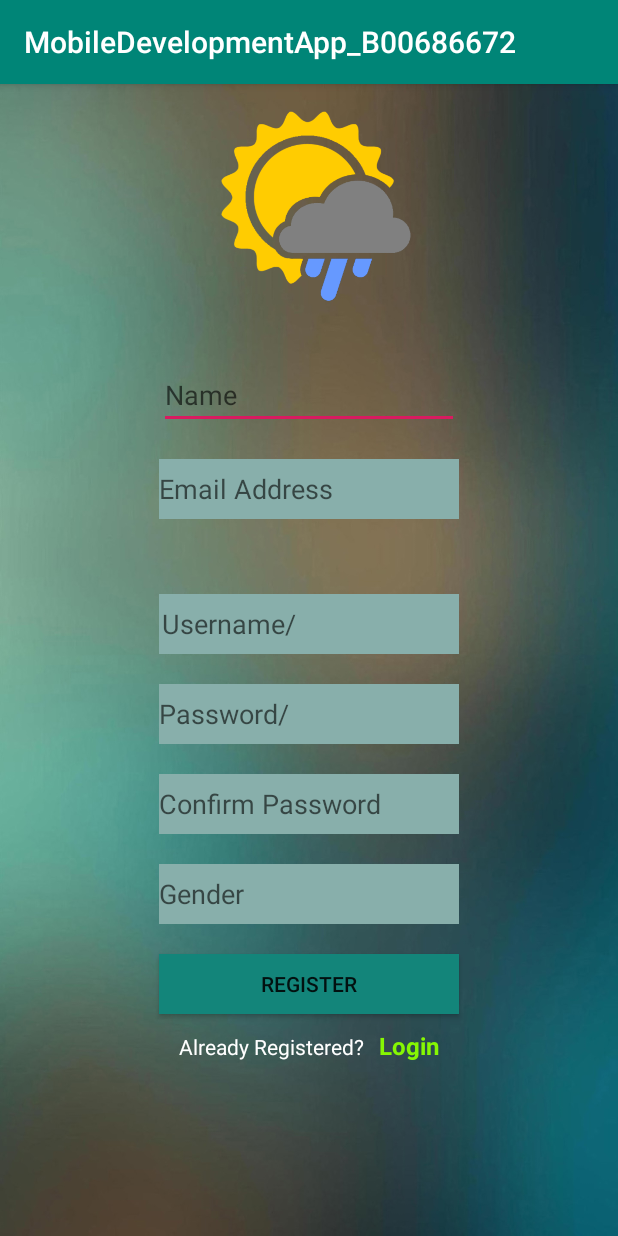
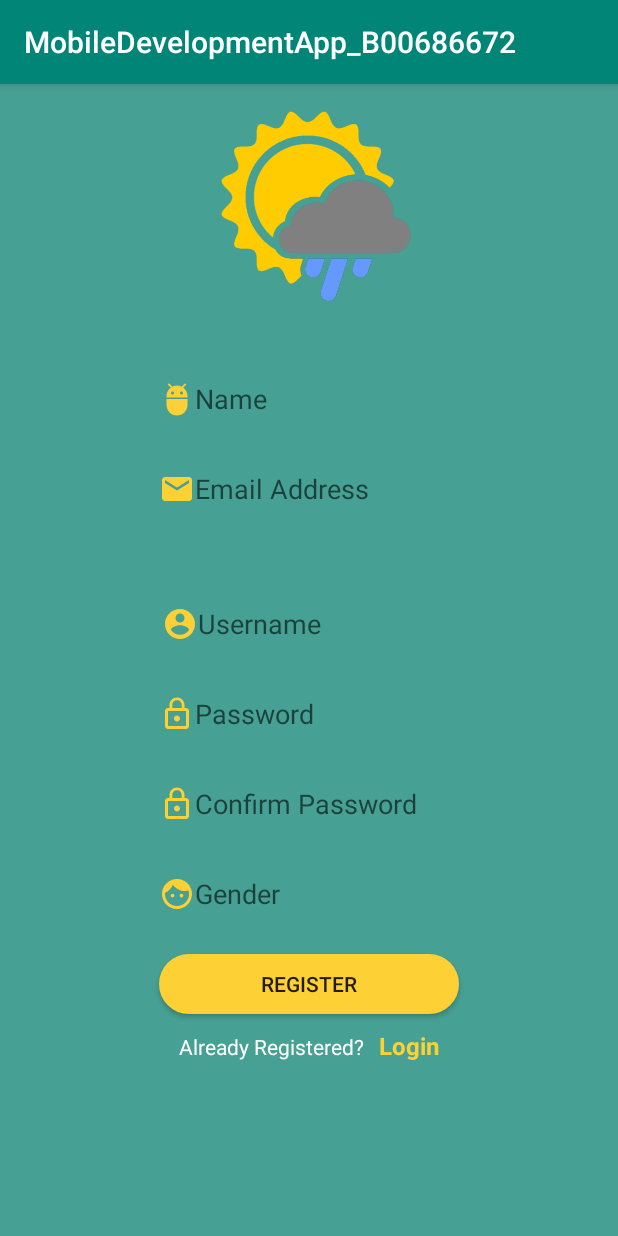
Before and after one commit to paulleonard95/MobileDevelopmentApp_B00686672, an Android app: the RegisterActivity screen opened directly, with no data from a screen before it, on a phone screen of 412 x 824 dp. Run offline under Robolectric (Android 15) with nearby library versions, the phone set to English and light mode, and no system bars.

Commit message:
register page upgrade

```diff
--- /dev/null
+++ b/app/src/main/res/drawable/yellow_email.xml
@@ -0,0 +1,5 @@
+<vector android:height="24dp" android:tint="#FDD036"
+    android:viewportHeight="24.0" android:viewportWidth="24.0"
+    android:width="24dp" xmlns:android="http://schemas.android.com/apk/res/android">
+    <path android:fillColor="#FF000000" android:pathData="M20,4L4,4c-1.1,0 -1.99,0.9 -1.99,2L2,18c0,1.1 0.9,2 2,2h16c1.1,0 2,-0.9 2,-2L22,6c0,-1.1 -0.9,-2 -2,-2zM20,8l-8,5 -8,-5L4,6l8,5 8,-5v2z"/>
+</vector>
--- /dev/null
+++ b/app/src/main/res/drawable/yellow_face.xml
@@ -0,0 +1,5 @@
+<vector android:height="24dp" android:tint="#FDD036"
+    android:viewportHeight="24.0" android:viewportWidth="24.0"
+    android:width="24dp" xmlns:android="http://schemas.android.com/apk/res/android">
+    <path android:fillColor="#FF000000" android:pathData="M9,11.75c-0.69,0 -1.25,0.56 -1.25,1.25s0.56,1.25 1.25,1.25 1.25,-0.56 1.25,-1.25 -0.56,-1.25 -1.25,-1.25zM15,11.75c-0.69,0 -1.25,0.56 -1.25,1.25s0.56,1.25 1.25,1.25 1.25,-0.56 1.25,-1.25 -0.56,-1.25 -1.25,-1.25zM12,2C6.48,2 2,6.48 2,12s4.48,10 10,10 10,-4.48 10,-10S17.52,2 12,2zM12,20c-4.41,0 -8,-3.59 -8,-8 0,-0.29 0.02,-0.58 0.05,-0.86 2.36,-1.05 4.23,-2.98 5.21,-5.37C11.07,8.33 14.05,10 17.42,10c0.78,0 1.53,-0.09 2.25,-0.26 0.21,0.71 0.33,1.47 0.33,2.26 0,4.41 -3.59,8 -8,8z"/>
+</vector>
--- /dev/null
+++ b/app/src/main/res/drawable/yellow_name.xml
@@ -0,0 +1,5 @@
+<vector android:height="24dp" android:tint="#FDD036"
+    android:viewportHeight="24.0" android:viewportWidth="24.0"
+    android:width="24dp" xmlns:android="http://schemas.android.com/apk/res/android">
+    <path android:fillColor="#FF000000" android:pathData="M5,16c0,3.87 3.13,7 7,7s7,-3.13 7,-7v-4L5,12v4zM16.12,4.37l2.1,-2.1 -0.82,-0.83 -2.3,2.31C14.16,3.28 13.12,3 12,3s-2.16,0.28 -3.09,0.75L6.6,1.44l-0.82,0.83 2.1,2.1C6.14,5.64 5,7.68 5,10v1h14v-1c0,-2.32 -1.14,-4.36 -2.88,-5.63zM9,9c-0.55,0 -1,-0.45 -1,-1s0.45,-1 1,-1 1,0.45 1,1 -0.45,1 -1,1zM15,9c-0.55,0 -1,-0.45 -1,-1s0.45,-1 1,-1 1,0.45 1,1 -0.45,1 -1,1z"/>
+</vector>
--- a/app/src/main/res/layout/activity_register.xml
+++ b/app/src/main/res/layout/activity_register.xml
@@ -4,7 +4,7 @@
     xmlns:tools="http://schemas.android.com/tools"
     android:layout_width="match_parent"
     android:layout_height="match_parent"
-    android:background="@drawable/img_background"
+    android:background="#46a093"
     android:orientation="vertical"
     android:gravity="center_horizontal"
     tools:context=".RegisterActivity">
@@ -20,13 +20,16 @@
         android:layout_width="200dp"
         android:layout_height="40dp"
         android:layout_marginTop="20dp"
+        android:background="#46a093"
+        android:drawableLeft="@drawable/yellow_name"
         android:hint="@string/name" />
     <EditText
         android:id="@+id/email"
         android:layout_width="200dp"
         android:layout_height="40dp"
         android:layout_marginTop="20dp"
-        android:background="#88AFAB"
+        android:background="#46a093"
+        android:drawableLeft="@drawable/yellow_email"
         android:hint="@string/email_address" />
 
     <EditText
@@ -35,7 +38,8 @@
         android:layout_height="40dp"
         android:layout_marginTop="50dp"
         android:paddingLeft="2dp"
-        android:background="#88AFAB"
+        android:drawableLeft="@drawable/yellow_account"
+        android:background="#46a093"
         android:hint="@string/username" />
 
     <EditText
@@ -43,7 +47,8 @@
         android:layout_width="200dp"
         android:layout_height="40dp"
         android:layout_marginTop="20dp"
-        android:background="#88AFAB"
+        android:background="#46a093"
+        android:drawableLeft="@drawable/yellow_lock"
         android:hint="@string/password" />
 
     <EditText
@@ -51,14 +56,16 @@
         android:layout_width="200dp"
         android:layout_height="40dp"
         android:layout_marginTop="20dp"
-        android:background="#88AFAB"
+        android:background="#46a093"
+        android:drawableLeft="@drawable/yellow_lock"
         android:hint="@string/confirm_password" />
     <EditText
         android:id="@+id/gender"
         android:layout_width="200dp"
         android:layout_height="40dp"
         android:layout_marginTop="20dp"
-        android:background="#88AFAB"
+        android:drawableLeft="@drawable/yellow_face"
+        android:background="#46a093"
         android:hint="@string/gender" />
 
     <Button
@@ -66,7 +73,7 @@
         android:layout_width="200dp"
         android:layout_height="40dp"
         android:layout_marginTop="20dp"
-        android:background="#13857A"
+        android:background="@drawable/mybutton"
         android:onClick="SignUP_OK"
         android:text="@string/ca_register" />
 
@@ -88,7 +95,7 @@
             android:layout_height="35dp"
             android:paddingLeft="10dp"
             android:textStyle="bold"
-            android:textColor="#86F703"
+            android:textColor="#fdd036"
             android:textSize="16dp"
             android:text="@string/ca_login"/>
 
--- a/app/src/main/res/values/strings.xml
+++ b/app/src/main/res/values/strings.xml
@@ -1,7 +1,7 @@
 <resources>
     <string name="app_name">MobileDevelopmentApp_B00686672</string>
-    <string name="password">Password/</string>
-    <string name="username">Username/</string>
+    <string name="password">Password</string>
+    <string name="username">Username</string>
     <string name="login">Login</string>
     <string name="not_registered">Not Registered</string>
     <string name="ca_register">Register</string>
```
